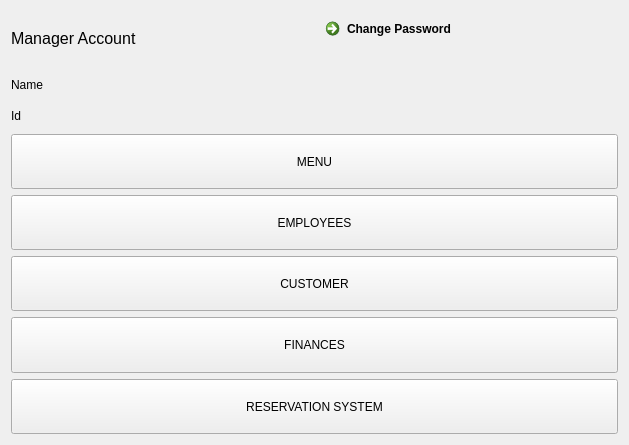
Before: the Qt Designer form Ifrad/manager_second.ui in Ridwan230/Restaurant-Management-System, drawn with Qt 5.
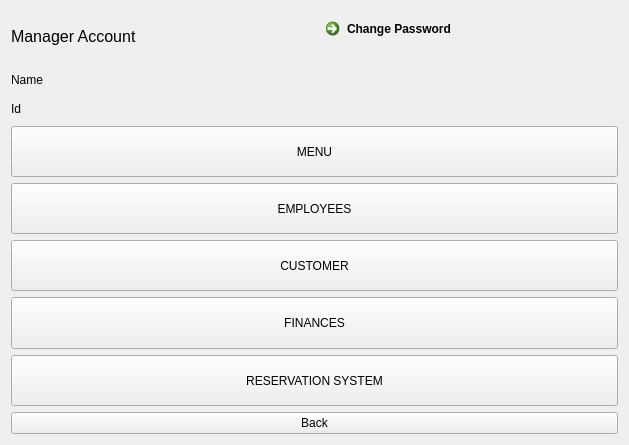
After: the same form once the commit is applied.

```diff
--- a/Ifrad/manager_second.ui
+++ b/Ifrad/manager_second.ui
@@ -120,6 +120,13 @@
      </property>
     </widget>
    </item>
+   <item>
+    <widget class="QPushButton" name="back_pushButton">
+     <property name="text">
+      <string>Back</string>
+     </property>
+    </widget>
+   </item>
   </layout>
  </widget>
  <resources/>
```
